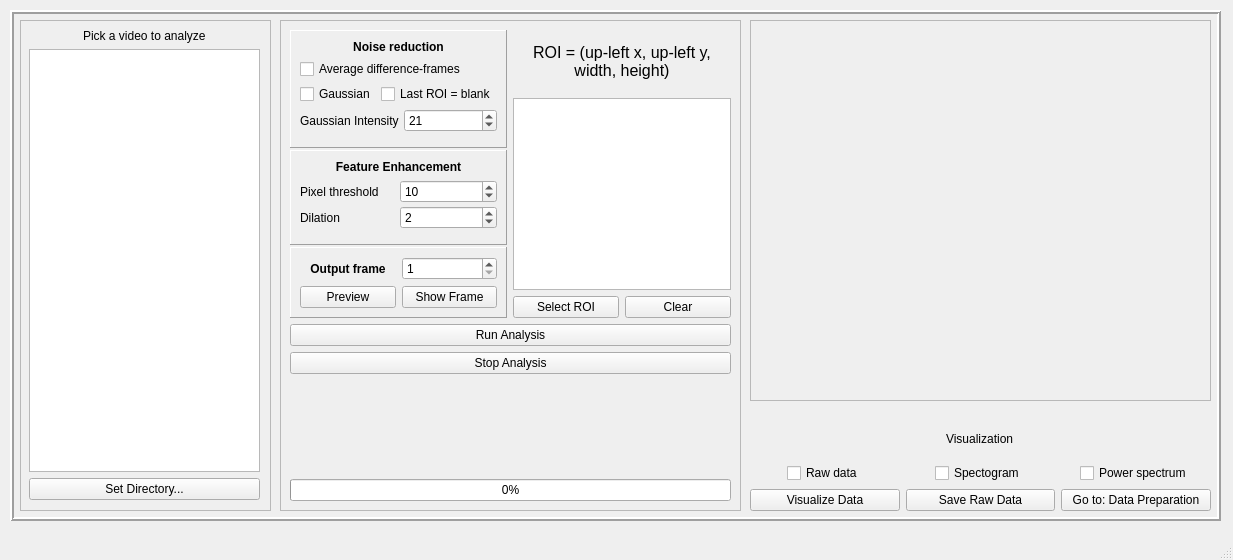
This is GUIFiles/postExperimentGUI.ui in StefanBonestroo/BachelorInternship2018 as Qt 5 draws it before an edit. The edited form follows.
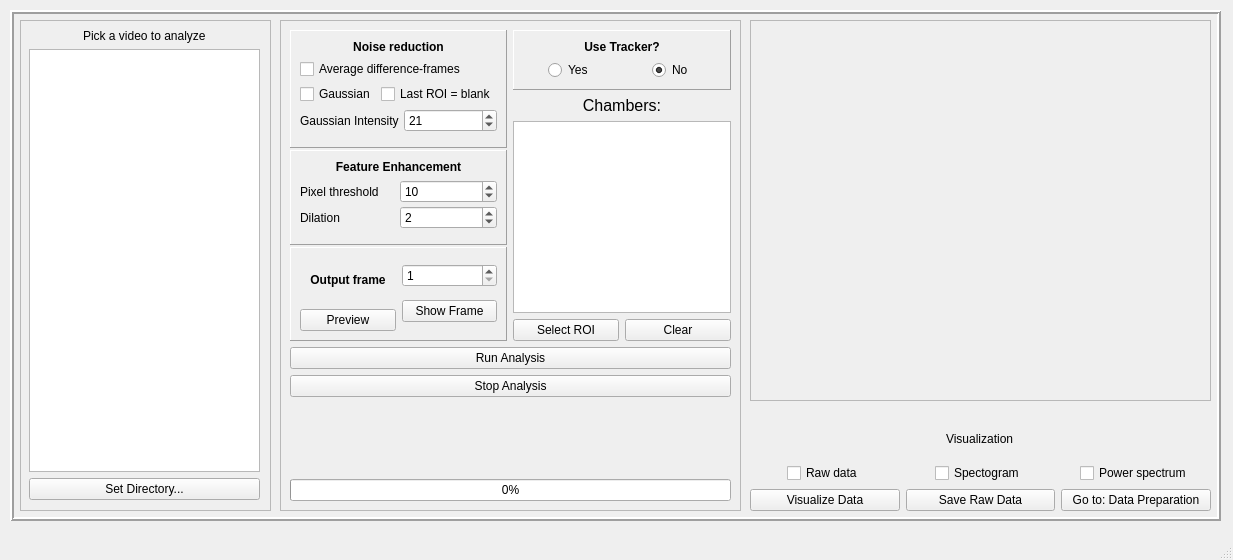
This is the edited form. Custom widgets are drawn as their Qt base class.

Patch:
```diff
--- a/GUIFiles/postExperimentGUI.ui
+++ b/GUIFiles/postExperimentGUI.ui
@@ -409,6 +409,55 @@
          </item>
          <item>
           <layout class="QVBoxLayout" name="verticalLayout_2">
+           <item>
+            <widget class="QFrame" name="verticalFrame_3">
+             <property name="frameShape">
+              <enum>QFrame::Panel</enum>
+             </property>
+             <property name="frameShadow">
+              <enum>QFrame::Raised</enum>
+             </property>
+             <layout class="QVBoxLayout" name="verticalLayout_9">
+              <item>
+               <widget class="QLabel" name="trackerLabel">
+                <property name="font">
+                 <font>
+                  <weight>75</weight>
+                  <bold>true</bold>
+                 </font>
+                </property>
+                <property name="text">
+                 <string>Use Tracker?</string>
+                </property>
+                <property name="alignment">
+                 <set>Qt::AlignCenter</set>
+                </property>
+               </widget>
+              </item>
+              <item>
+               <layout class="QHBoxLayout" name="horizontalLayout_11">
+                <item alignment="Qt::AlignHCenter">
+                 <widget class="QRadioButton" name="yesTrackerRadioButton">
+                  <property name="text">
+                   <string>Yes</string>
+                  </property>
+                 </widget>
+                </item>
+                <item alignment="Qt::AlignHCenter">
+                 <widget class="QRadioButton" name="noTrackerRadioButton">
+                  <property name="text">
+                   <string>No</string>
+                  </property>
+                  <property name="checked">
+                   <bool>true</bool>
+                  </property>
+                 </widget>
+                </item>
+               </layout>
+              </item>
+             </layout>
+            </widget>
+           </item>
            <item>
             <widget class="QLabel" name="roiLabel">
              <property name="sizePolicy">
@@ -429,7 +478,7 @@
               <number>0</number>
              </property>
              <property name="text">
-              <string>ROI = (up-left x, up-left y, width, height)</string>
+              <string>Chambers:</string>
              </property>
              <property name="scaledContents">
               <bool>false</bool>
```
